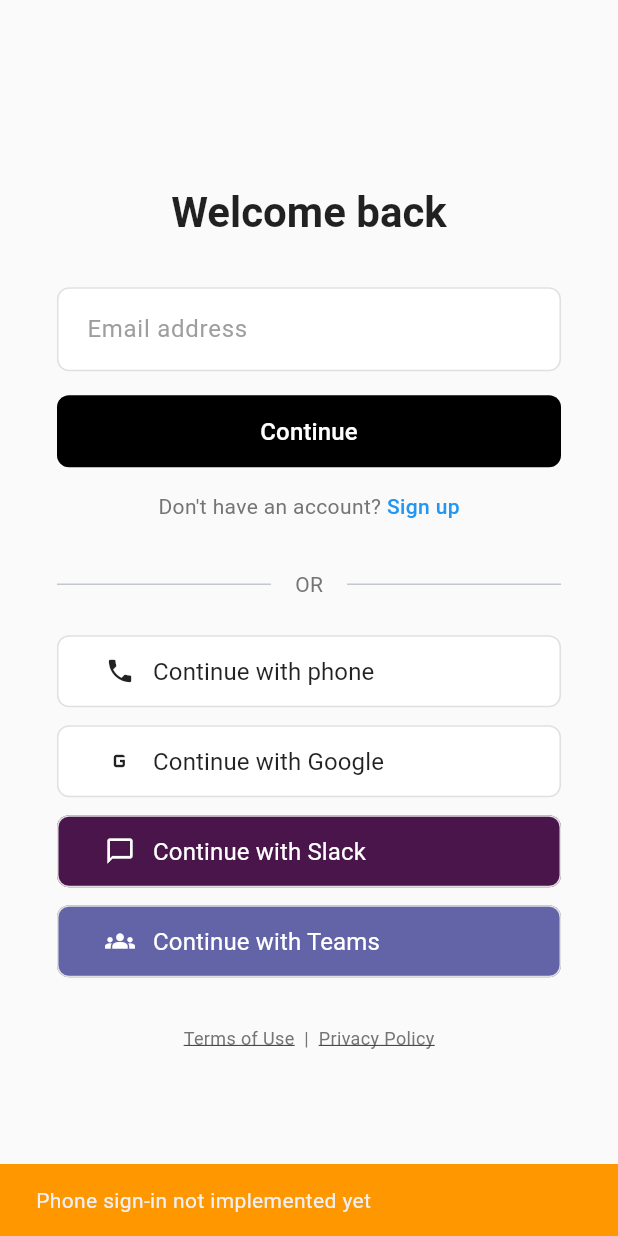
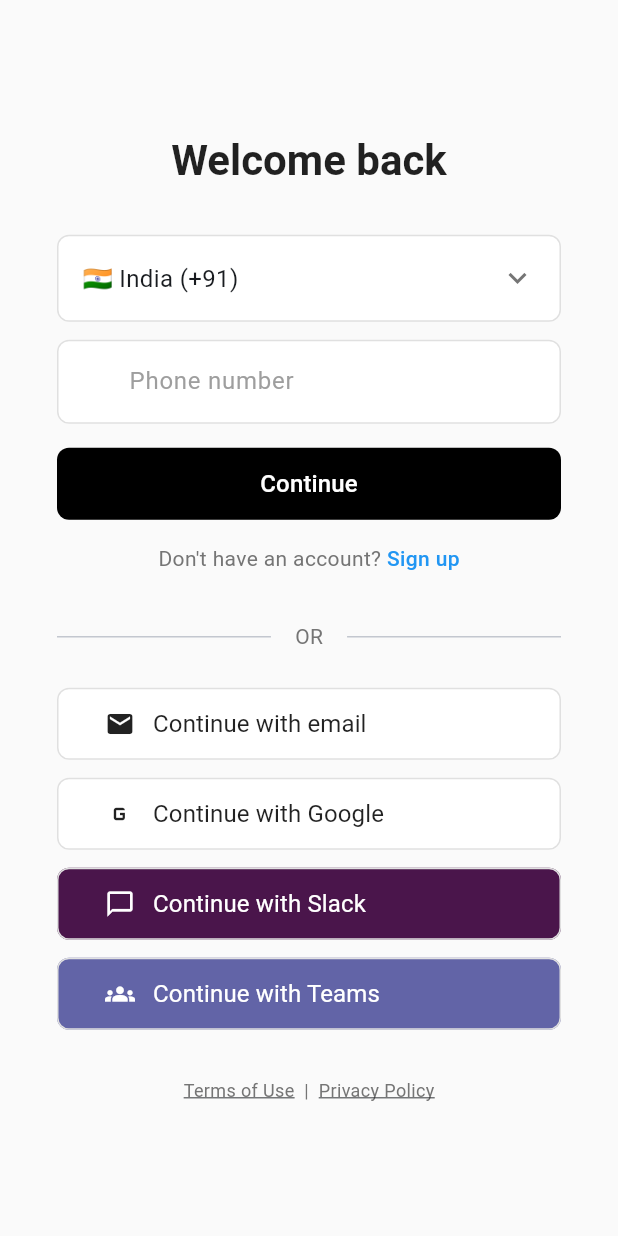
Before and after one commit to arun-git/ngage, a Flutter app: the screen it shows after launch, after a tap on "Continue with phone", on a phone screen of 412 x 824 dp. Run offline on Flutter 3.47's test engine with Material 3 defaults, Android fonts, the phone set to English and light mode, and no system bars; our stand-ins replace cloud_firestore, country_picker, csv, file_picker, firebase_auth, firebase_core and 5 more; missing offline and left inert: googleapis; accounts and stored records are empty.

Commit message:
phone auth fixes

```diff
--- a/lib/providers/auth_providers.dart
+++ b/lib/providers/auth_providers.dart
@@ -363,7 +363,7 @@ class AuthStateNotifier extends StateNotifier<AuthenticationState> {
       await _enhancedAuthService.verifyPhoneNumber(
         phoneNumber,
         codeSent: codeSent,
-        verificationFailed: (e) => verificationFailed(e),
+        verificationFailed: (e) => verificationFailed(Exception(e.message)),
       );
     } catch (e) {
       verificationFailed(Exception('Phone verification failed: $e'));
--- a/lib/ui/auth/login_screen.dart
+++ b/lib/ui/auth/login_screen.dart
@@ -1,8 +1,10 @@
 import 'package:flutter/material.dart';
 import 'package:flutter_riverpod/flutter_riverpod.dart';
+import 'package:country_picker/country_picker.dart';
 import '../../providers/auth_providers.dart';
 import 'widgets/social_login_buttons.dart';
 import 'password_screen.dart';
+import 'phone_verification_screen.dart';
 
 class LoginScreen extends ConsumerStatefulWidget {
   const LoginScreen({super.key});
@@ -13,11 +15,26 @@ class LoginScreen extends ConsumerStatefulWidget {
 
 class _LoginScreenState extends ConsumerState<LoginScreen> {
   final _emailController = TextEditingController();
+  final _phoneController = TextEditingController();
   bool _isSignUp = false;
+  bool _isPhoneMode = false;
+  Country _selectedCountry = Country(
+    phoneCode: '91',
+    countryCode: 'IN',
+    e164Sc: 0,
+    geographic: true,
+    level: 1,
+    name: 'India',
+    example: '9123456789',
+    displayName: 'India',
+    displayNameNoCountryCode: 'IN',
+    e164Key: '',
+  );
 
   @override
   void dispose() {
     _emailController.dispose();
+    _phoneController.dispose();
     super.dispose();
   }
 
@@ -47,34 +64,8 @@ class _LoginScreenState extends ConsumerState<LoginScreen> {
               ),
               const SizedBox(height: 32),
 
-              // Email input
-              TextField(
-                controller: _emailController,
-                enabled: !isLoading,
-                keyboardType: TextInputType.emailAddress,
-                decoration: InputDecoration(
-                  hintText: 'Email address',
-                  hintStyle: TextStyle(color: Colors.grey[500]),
-                  filled: true,
-                  fillColor: Colors.white,
-                  border: OutlineInputBorder(
-                    borderRadius: BorderRadius.circular(8),
-                    borderSide: BorderSide(color: Colors.grey[300]!),
-                  ),
-                  enabledBorder: OutlineInputBorder(
-                    borderRadius: BorderRadius.circular(8),
-                    borderSide: BorderSide(color: Colors.grey[300]!),
-                  ),
-                  focusedBorder: OutlineInputBorder(
-                    borderRadius: BorderRadius.circular(8),
-                    borderSide: const BorderSide(color: Colors.blue),
-                  ),
-                  contentPadding: const EdgeInsets.symmetric(
-                    horizontal: 16,
-                    vertical: 16,
-                  ),
-                ),
-              ),
+              // Email or Phone input
+              _isPhoneMode ? _buildPhoneInput(isLoading) : _buildEmailInput(isLoading),
               const SizedBox(height: 16),
 
               // Continue button
@@ -151,8 +142,41 @@ class _LoginScreenState extends ConsumerState<LoginScreen> {
               ),
               const SizedBox(height: 24),
 
+              // Toggle between email and phone
+              SizedBox(
+                height: 48,
+                child: OutlinedButton(
+                  onPressed: isLoading ? null : () => setState(() => _isPhoneMode = !_isPhoneMode),
+                  style: OutlinedButton.styleFrom(
+                    backgroundColor: Colors.white,
+                    foregroundColor: Colors.black87,
+                    side: BorderSide(color: Colors.grey[300]!),
+                    shape: RoundedRectangleBorder(
+                      borderRadius: BorderRadius.circular(8),
+                    ),
+                    elevation: 0,
+                  ),
+                  child: Row(
+                    mainAxisAlignment: MainAxisAlignment.start,
+                    children: [
+                      const SizedBox(width: 8),
+                      Icon(_isPhoneMode ? Icons.email : Icons.phone, size: 20),
+                      const SizedBox(width: 12),
+                      Text(
+                        _isPhoneMode ? 'Continue with email' : 'Continue with phone',
+                        style: const TextStyle(
+                          fontSize: 16,
+                          fontWeight: FontWeight.w400,
+                        ),
+                      ),
+                    ],
+                  ),
+                ),
+              ),
+              const SizedBox(height: 12),
+
               // Social login buttons
-              SocialLoginButtons(isEnabled: !isLoading),
+              SocialLoginButtons(isEnabled: !isLoading, hidePhoneButton: true),
 
               const SizedBox(height: 32),
 
@@ -195,7 +219,119 @@ class _LoginScreenState extends ConsumerState<LoginScreen> {
     );
   }
 
+  Widget _buildEmailInput(bool isLoading) {
+    return TextField(
+      controller: _emailController,
+      enabled: !isLoading,
+      keyboardType: TextInputType.emailAddress,
+      decoration: InputDecoration(
+        hintText: 'Email address',
+        hintStyle: TextStyle(color: Colors.grey[500]),
+        filled: true,
+        fillColor: Colors.white,
+        border: OutlineInputBorder(
+          borderRadius: BorderRadius.circular(8),
+          borderSide: BorderSide(color: Colors.grey[300]!),
+        ),
+        enabledBorder: OutlineInputBorder(
+          borderRadius: BorderRadius.circular(8),
+          borderSide: BorderSide(color: Colors.grey[300]!),
+        ),
+        focusedBorder: OutlineInputBorder(
+          borderRadius: BorderRadius.circular(8),
+          borderSide: const BorderSide(color: Colors.blue),
+        ),
+        contentPadding: const EdgeInsets.symmetric(
+          horizontal: 16,
+          vertical: 16,
+        ),
+      ),
+    );
+  }
+
+  Widget _buildPhoneInput(bool isLoading) {
+    return Column(
+      crossAxisAlignment: CrossAxisAlignment.start,
+      children: [
+        // Country selector
+        GestureDetector(
+          onTap: isLoading ? null : _showCountryPicker,
+          child: Container(
+            padding: const EdgeInsets.symmetric(horizontal: 16, vertical: 16),
+            decoration: BoxDecoration(
+              color: Colors.white,
+              border: Border.all(color: Colors.grey[300]!),
+              borderRadius: BorderRadius.circular(8),
+            ),
+            child: Row(
+              children: [
+                Text(
+                  '${_selectedCountry.flagEmoji} ${_selectedCountry.name} (+${_selectedCountry.phoneCode})',
+                  style: const TextStyle(fontSize: 16),
+                ),
+                const Spacer(),
+                Icon(Icons.keyboard_arrow_down, color: Colors.grey[600]),
+              ],
+            ),
+          ),
+        ),
+        const SizedBox(height: 12),
+
+        // Phone number input
+        TextField(
+          controller: _phoneController,
+          enabled: !isLoading,
+          keyboardType: TextInputType.phone,
+          decoration: InputDecoration(
+            hintText: 'Phone number',
+            hintStyle: TextStyle(color: Colors.grey[500]),
+            filled: true,
+            fillColor: Colors.white,
+            border: OutlineInputBorder(
+              borderRadius: BorderRadius.circular(8),
+              borderSide: BorderSide(color: Colors.grey[300]!),
+            ),
+            enabledBorder: OutlineInputBorder(
+              borderRadius: BorderRadius.circular(8),
+              borderSide: BorderSide(color: Colors.grey[300]!),
+            ),
+            focusedBorder: OutlineInputBorder(
+              borderRadius: BorderRadius.circular(8),
+              borderSide: const BorderSide(color: Colors.blue),
+            ),
+            prefixText: '+${_selectedCountry.phoneCode} ',
+            prefixStyle: const TextStyle(color: Colors.black87),
+            contentPadding: const EdgeInsets.symmetric(
+              horizontal: 16,
+              vertical: 16,
+            ),
+          ),
+        ),
+      ],
+    );
+  }
+
+  void _showCountryPicker() {
+    showCountryPicker(
+      context: context,
+      showPhoneCode: true,
+      onSelect: (Country country) {
+        setState(() {
+          _selectedCountry = country;
+        });
+      },
+    );
+  }
+
   void _handleContinue() {
+    if (_isPhoneMode) {
+      _handlePhoneContinue();
+    } else {
+      _handleEmailContinue();
+    }
+  }
+
+  void _handleEmailContinue() {
     final email = _emailController.text.trim();
 
     if (email.isEmpty) {
@@ -217,6 +353,42 @@ class _LoginScreenState extends ConsumerState<LoginScreen> {
         ),
       ),
     );
+  }
+
+  void _handlePhoneContinue() async {
+    final phone = _phoneController.text.trim();
+
+    if (phone.isEmpty) {
+      _showError('Please enter your phone number');
+      return;
+    }
+
+    final fullPhoneNumber = '+${_selectedCountry.phoneCode}$phone';
+
+    try {
+      await ref.read(authStateProvider.notifier).verifyPhoneNumber(
+        fullPhoneNumber,
+        codeSent: (verificationId) {
+          if (mounted) {
+            Navigator.of(context).push(
+              MaterialPageRoute(
+                builder: (context) => PhoneVerificationScreen(
+                  phoneNumber: fullPhoneNumber,
+                  verificationId: verificationId,
+                ),
+              ),
+            );
+          }
+        },
+        verificationFailed: (error) {
+          if (mounted) {
+            _showError('Phone verification failed: ${error.toString()}');
+          }
+        },
+      );
+    } catch (e) {
+      _showError('Failed to send verification code: $e');
+    }
   }
 
   bool _isValidEmail(String email) {
--- a/lib/ui/auth/widgets/social_login_buttons.dart
+++ b/lib/ui/auth/widgets/social_login_buttons.dart
@@ -7,10 +7,12 @@ import '../../../services/teams_oauth_service.dart';
 
 class SocialLoginButtons extends ConsumerWidget {
   final bool isEnabled;
+  final bool hidePhoneButton;
 
   const SocialLoginButtons({
     super.key,
     required this.isEnabled,
+    this.hidePhoneButton = false,
   });
 
   @override
@@ -18,7 +20,8 @@ class SocialLoginButtons extends ConsumerWidget {
     return Column(
       crossAxisAlignment: CrossAxisAlignment.stretch,
       children: [
-        // Phone Sign-In button
+        // Phone Sign-In button (only show if not hidden)
+        if (!hidePhoneButton) ...[
           _SocialLoginButton(
             onPressed: isEnabled ? () => _handlePhoneSignIn(context, ref) : null,
             icon: Icons.phone,
@@ -28,6 +31,7 @@ class SocialLoginButtons extends ConsumerWidget {
             borderColor: Colors.grey[300],
           ),
           const SizedBox(height: 12),
+        ],
 
         // Google Sign-In button
         _SocialLoginButton(
--- a/pubspec.yaml
+++ b/pubspec.yaml
@@ -81,6 +81,9 @@ dependencies:
   # Secure storage for remember me functionality
   flutter_secure_storage: ^9.0.0
 
+  # Country picker for phone authentication
+  country_picker: ^2.0.23
+
 dev_dependencies:
   flutter_test:
     sdk: flutter
```
Also changed, not shown: pubspec.lock. Lines whose indentation alone changed are shown as unchanged.
